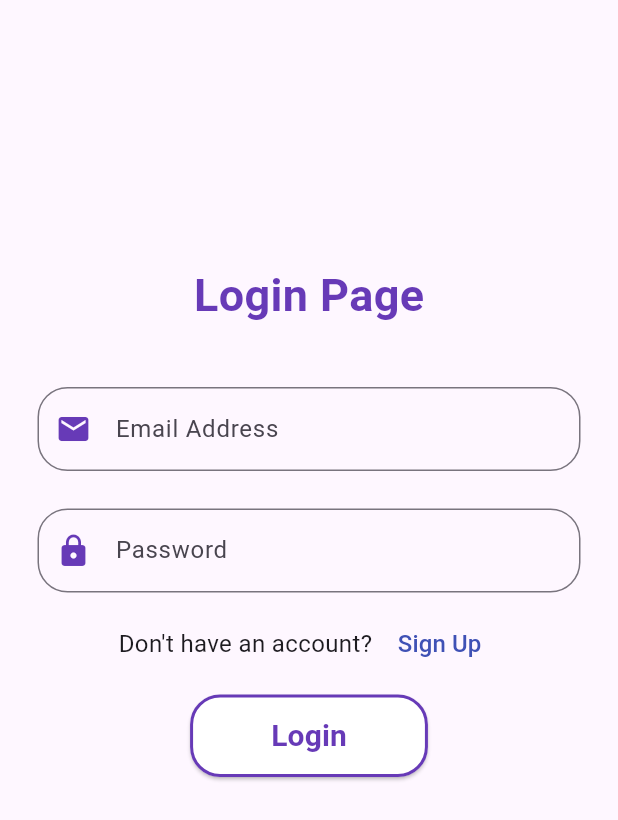
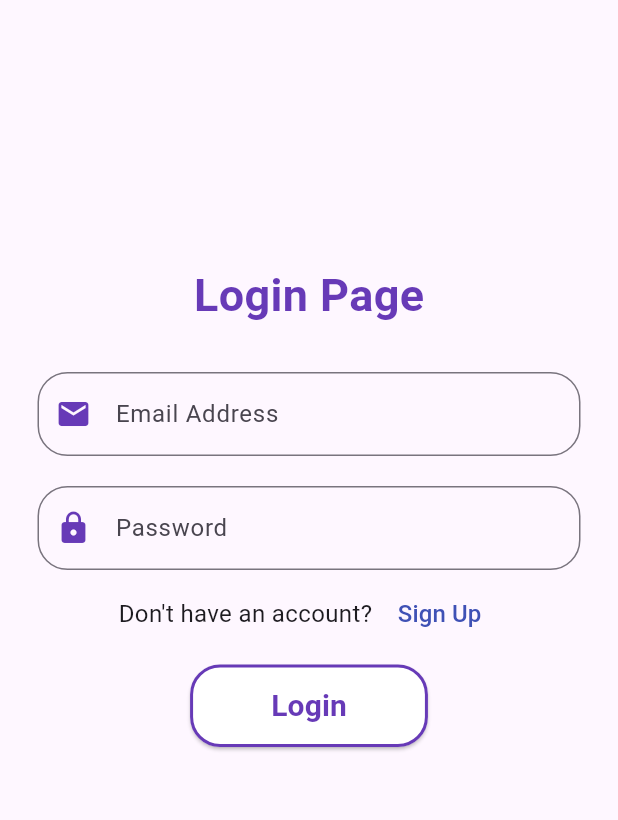
Before and after one commit to Zarik04/flutter_hotel_reservation_system, a Flutter app: the LoginPage screen opened directly, on a phone screen of 412 x 824 dp. Shown: the top 820 px of the screen. Run offline on Flutter 3.47's test engine with Material 3 defaults, Android fonts, the phone set to English and light mode, and no system bars; our stand-ins replace firebase_auth, firebase_core; accounts and stored records are empty.

Commit message:
Edited login_page.dart: - applied custom textfields - implemented onChanged functions

```diff
--- a/lib/screens/login_page.dart
+++ b/lib/screens/login_page.dart
@@ -1,6 +1,8 @@
 import 'package:flutter/material.dart';
 import 'package:flutter_hotel_reservation_system/screens/registration_page.dart';
 import 'package:flutter_hotel_reservation_system/screens/dashboard.dart';
+import 'package:flutter_hotel_reservation_system/services/auth.dart';
+import 'package:flutter_hotel_reservation_system/widget_items/custom_text_field.dart';
 
 class LoginPage extends StatefulWidget {
   const LoginPage({super.key});
@@ -10,7 +12,12 @@ class LoginPage extends StatefulWidget {
 }
 
 class _LoginPageState extends State<LoginPage> {
-  static const Color mainThemeColor = Colors.deepPurple;
+  final AuthService _auth = AuthService();
+  final _formKey = GlobalKey<FormState>();
+
+  String email = '';
+  String password = '';
+  static const MaterialColor mainThemeColor = Colors.deepPurple;
 
   @override
   Widget build(BuildContext context) {
@@ -20,6 +27,8 @@ class _LoginPageState extends State<LoginPage> {
           child: Center(
             child: Padding(
               padding: const EdgeInsets.symmetric(vertical: 150.0),
+              child: Form(
+                key: _formKey,
                 child: Column(
                   children: [
                     const Padding(
@@ -32,38 +41,28 @@ class _LoginPageState extends State<LoginPage> {
                             fontWeight: FontWeight.bold),
                       ),
                     ),
-                  Padding(
-                    padding: const EdgeInsets.symmetric(
-                        vertical: 15, horizontal: 25),
-                    child: TextField(
-                      decoration: InputDecoration(
+                    CustomTextField(
                       hintText: 'Email Address',
-                        prefixIcon: const Icon(
-                          Icons.mail,
+                      icon: Icons.mail,
                       color: mainThemeColor,
+                      validatorFunc: (String? val) {},
+                      obscureText: false,
+                      changedFunc: (String? val) {
+                        email = val!;
+                      },
                     ),
-                        border: OutlineInputBorder(
-                          borderRadius: BorderRadius.circular(20),
+                    const SizedBox(
+                      height: 10.0,
                     ),
-                      ),
-                    ),
-                  ),
-                  Padding(
-                    padding: const EdgeInsets.symmetric(
-                        vertical: 10, horizontal: 25),
-                    child: TextField(
+                    CustomTextField(
+                      hintText: 'Password',
+                      icon: Icons.lock,
+                      color: mainThemeColor,
+                      validatorFunc: (String? val) {},
                       obscureText: true,
-                      decoration: InputDecoration(
-                        hintText: 'Password',
-                        prefixIcon: const Icon(
-                          Icons.lock,
-                          color: mainThemeColor,
-                        ),
-                        border: OutlineInputBorder(
-                          borderRadius: BorderRadius.circular(20),
-                        ),
-                      ),
-                    ),
+                      changedFunc: (String? val) {
+                        password = val!;
+                      },
                     ),
                     Padding(
                       padding: const EdgeInsets.symmetric(horizontal: 25),
@@ -86,8 +85,8 @@ class _LoginPageState extends State<LoginPage> {
                               );
                             },
                             style: ButtonStyle(
-                            overlayColor: MaterialStateProperty.all(
-                                Colors.transparent), // To remove after effects
+                              overlayColor: MaterialStateProperty.all(Colors
+                                  .transparent), // To remove after effects
                             ),
                             child: const Text(
                               'Sign Up',
@@ -113,7 +112,8 @@ class _LoginPageState extends State<LoginPage> {
                         },
                         style: ElevatedButton.styleFrom(
                           backgroundColor: Colors.white,
-                        side: const BorderSide(color: mainThemeColor, width: 2),
+                          side:
+                              const BorderSide(color: mainThemeColor, width: 2),
                           shape: RoundedRectangleBorder(
                             borderRadius: BorderRadius.circular(20),
                           ),
@@ -137,6 +137,7 @@ class _LoginPageState extends State<LoginPage> {
             ),
           ),
         ),
+      ),
     );
   }
 }
```
Lines whose indentation alone changed are shown as unchanged.
